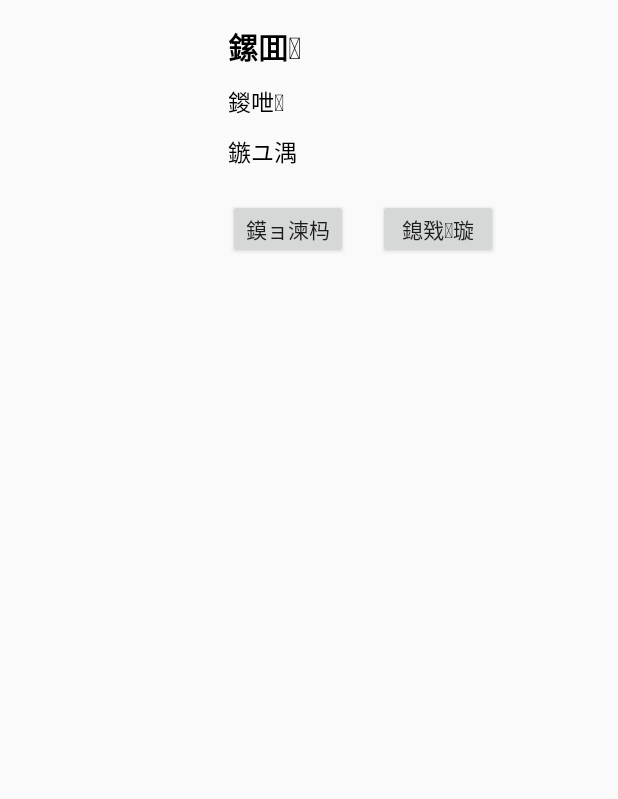
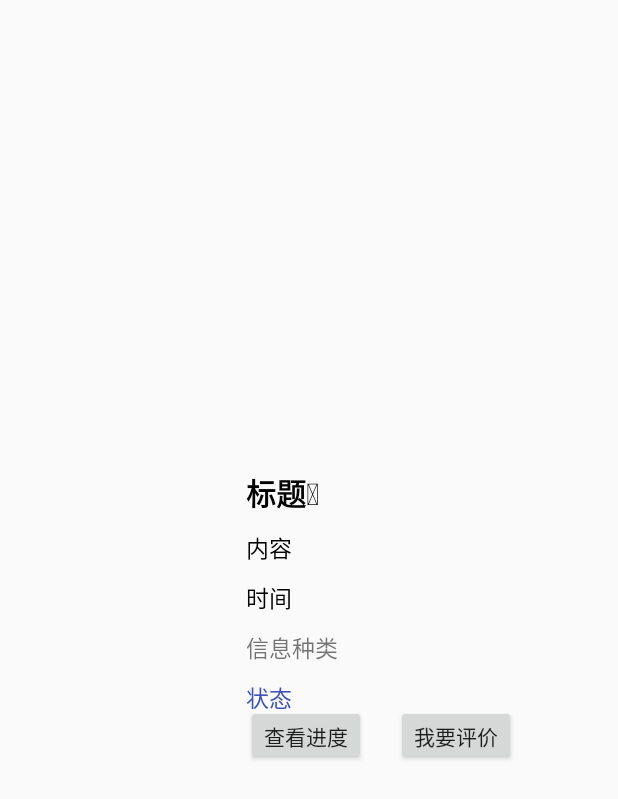
Before and after one commit to OoooK12138/campusSnap, an Android app: the layout history_item.xml on its own in the app's theme, with its tools: preview values and no code run, on a phone screen of 412 x 824 dp. Shown: the top 799 px of the screen. Run offline under Robolectric (Android 15) with nearby library versions, the phone set to English and light mode, and no system bars; network calls fail.

Commit message:
feat:完成历史记录界面的修改

```diff
--- a/app/src/main/AndroidManifest.xml
+++ b/app/src/main/AndroidManifest.xml
@@ -32,6 +32,10 @@
             android:name=".MainActivity"
             android:exported="true" >
         </activity>
+        <activity
+            android:name=".HistoryActivity"
+            android:exported="true" >
+        </activity>
 
 
     </application>
--- a/app/src/main/java/com/example/campussnap/MainActivity.java
+++ b/app/src/main/java/com/example/campussnap/MainActivity.java
@@ -13,6 +13,7 @@ import android.widget.LinearLayout;
 
 import com.example.campussnap.fragment.CameraFragment;
 //import com.example.campussnap.fragment.HomeFragment;
+import com.example.campussnap.fragment.HomeFragment;
 import com.example.campussnap.fragment.NewsFragment;
 import com.example.campussnap.fragment.UserFragment;
 
@@ -56,7 +57,7 @@ public class MainActivity extends AppCompatActivity implements View.OnClickListe
         viewPager = findViewById(R.id.viewpager);
         ArrayList<Fragment> fragments = new ArrayList<>();
         fragments.add(new NewsFragment());
-//        fragments.add(new HomeFragment());
+        fragments.add(new HomeFragment());
         fragments.add(new CameraFragment());
         fragments.add(new UserFragment());
         MyFragmentPagerAdapter pagerAdapter = new MyFragmentPagerAdapter(getSupportFragmentManager(), getLifecycle(), fragments);
--- a/app/src/main/java/com/example/campussnap/bean/NewsBean.java
+++ b/app/src/main/java/com/example/campussnap/bean/NewsBean.java
@@ -17,4 +17,5 @@ public class NewsBean {
     private String desc;
     private String publishAccount;
     private Date publishTime;
+
 }
--- a/app/src/main/res/layout/activity_history.xml
+++ b/app/src/main/res/layout/activity_history.xml
@@ -6,7 +6,7 @@
     <TextView
         android:layout_width="match_parent"
         android:layout_height="45dp"
-        android:text="鍘嗗彶璁板綍"
+        android:text="历史记录"
         android:textSize="18sp"
         android:textColor="#FFFFFF"
         android:background="#035FFF"
--- a/app/src/main/res/layout/fragment_home.xml
+++ b/app/src/main/res/layout/fragment_home.xml
@@ -1,6 +1,5 @@
 <?xml version="1.0" encoding="utf-8"?>
 
-<!--涓婚〉鐣岄潰-->
 
 <RelativeLayout xmlns:android="http://schemas.android.com/apk/res/android"
     android:layout_width="match_parent"
--- a/app/src/main/res/layout/history_item.xml
+++ b/app/src/main/res/layout/history_item.xml
@@ -3,6 +3,8 @@
     android:layout_width="wrap_content"
     android:layout_height="wrap_content"
     android:padding="16dp"
+    android:layout_gravity="center"
+    android:orientation="horizontal"
     android:id="@+id/history_item_rl">
 
     <ImageView
@@ -21,7 +23,7 @@
             android:id="@+id/history_item_title"
             android:layout_width="wrap_content"
             android:layout_height="wrap_content"
-            android:text="鏍囬"
+            android:text="标题"
             android:textColor="#000000"
             android:textStyle="bold"
             android:textSize="20dp" />
@@ -32,7 +34,7 @@
             android:layout_height="wrap_content"
             android:layout_below="@+id/history_item_title"
             android:layout_marginTop="10dp"
-            android:text="鍐呭"
+            android:text="内容"
             android:textColor="#000000"
             android:textSize="15dp" />
 
@@ -42,27 +44,48 @@
             android:layout_height="wrap_content"
             android:layout_below="@+id/history_item_content"
             android:layout_marginTop="10dp"
-            android:text="鏃ユ湡"
+            android:text="时间"
             android:textColor="#000000"
             android:textSize="15dp" />
+
+        <TextView
+            android:id="@+id/history_item_category"
+            android:layout_width="wrap_content"
+            android:layout_height="wrap_content"
+            android:layout_below="@+id/history_item_date"
+            android:layout_marginTop="10dp"
+            android:textSize="15dp"
+            android:text="信息种类"
+            />
+
+        <TextView
+            android:id="@+id/history_item_process"
+            android:layout_width="wrap_content"
+            android:layout_height="wrap_content"
+            android:text="状态"
+            android:layout_below="@+id/history_item_category"
+            android:layout_marginTop="10dp"
+            android:textColor="#3F51B5"
+            android:textSize="15dp"
+            />
 
         <Button
             android:id="@+id/history_item_evaluate"
             android:layout_width="80dp"
             android:layout_height="40dp"
             android:layout_below="@+id/history_item_date"
-            android:layout_marginTop="20dp"
+            android:layout_marginTop="60dp"
             android:layout_marginRight="40dp"
             android:layout_toRightOf="@id/history_item_progress"
-            android:text="鎴戣璇勪环" />
+            android:text="我要评价" />
 
         <Button
             android:id="@+id/history_item_progress"
             android:layout_width="80dp"
             android:layout_height="40dp"
             android:layout_below="@+id/history_item_date"
-            android:layout_marginTop="20dp"
+            android:layout_marginTop="60dp"
             android:layout_marginRight="20dp"
-            android:text="鏌ョ湅杩涘害" />
+            android:text="查看进度" />
     </RelativeLayout>
 </RelativeLayout>
```
Also changed, not shown: app/src/main/java/com/example/campussnap/HistoryActivity.java (+18 -14 lines), app/src/main/java/com/example/campussnap/bean/HistoryItem.java (added, +52 -0 lines), app/src/main/java/com/example/campussnap/config/ListItem.java (deleted, +0 -53 lines), app/src/main/java/com/example/campussnap/fragment/HomeFragment.java (+59 -56 lines), app/src/main/res/drawable/feedback_background.png (added), app/src/main/res/drawable/history_records.png (added), app/src/main/res/drawable/take_pictures.png (added).
